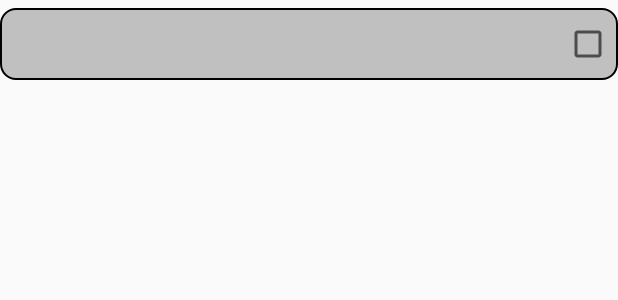
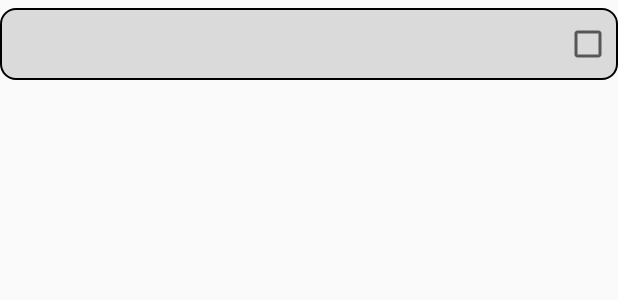
Before and after one commit to baselihab/TODO, an Android app: the layout list_item.xml on its own in the app's theme, with its tools: preview values and no code run, on a phone screen of 412 x 824 dp. Shown: the top 300 px of the screen. Run offline under Robolectric (Android 15) with nearby library versions, the phone set to English and light mode, and no system bars.

Commit message:
Design type area

```diff
--- a/app/src/main/res/drawable/rounded_corner.xml
+++ b/app/src/main/res/drawable/rounded_corner.xml
@@ -5,7 +5,7 @@
 
     <!-- view background color -->
     <solid
-        android:color="@color/colorGrey" >
+        android:color="@color/colorTransGrey" >
     </solid>
 
     <!-- view border color and width -->
--- a/app/src/main/res/values/colors.xml
+++ b/app/src/main/res/values/colors.xml
@@ -3,5 +3,5 @@
     <color name="colorPrimary">#80CBC4</color>
     <color name="colorPrimaryDark">#00897B</color>
     <color name="colorAccent">#000000</color>
-    <color name="colorGrey">#C0C0C0</color>
+    <color name="colorTransGrey">#88C0C0C0</color>
 </resources>
```
Also changed, not shown: app/src/main/res/layout/type_area.xml (added, +24 -0 lines), app/src/main/res/drawable/plus.png (added).
